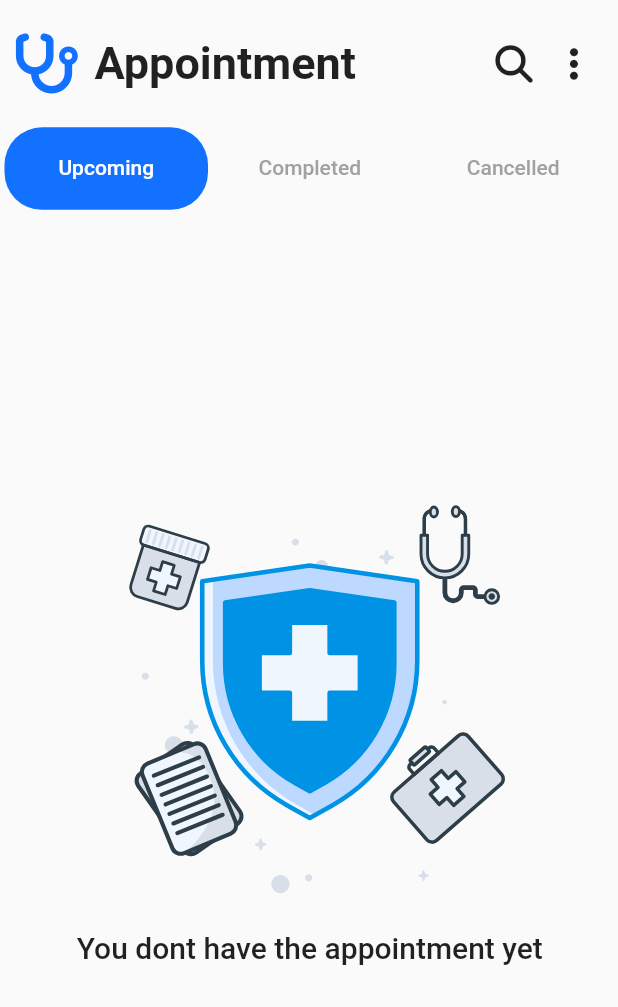
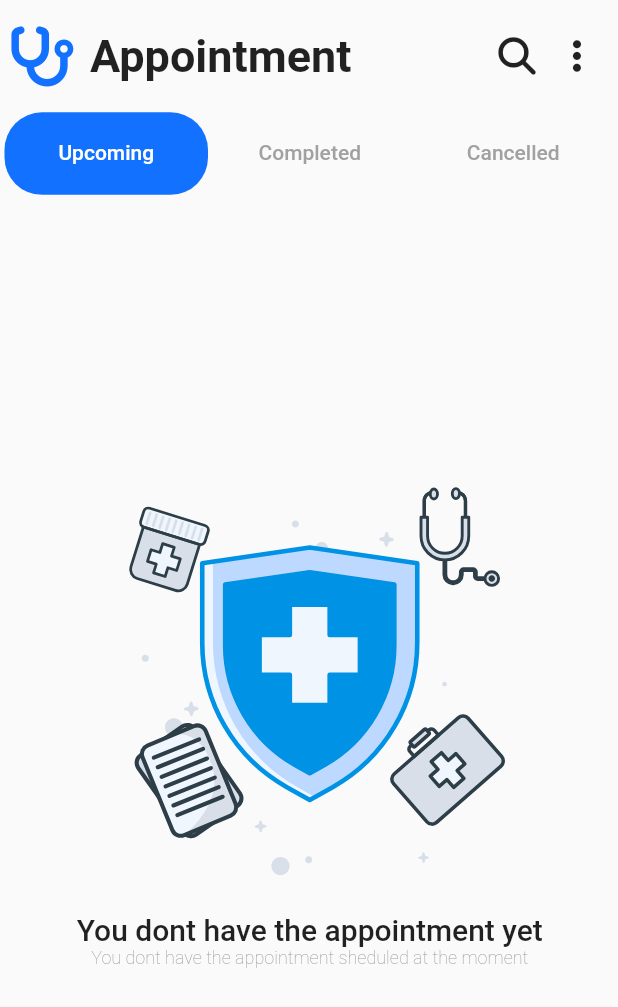
Before and after one commit to sanushcj/Hayaath-24x7, a Flutter app: the AppoinmentPage screen opened directly, on a phone screen of 412 x 824 dp. Shown: the top 1007 px of the screen. Run offline on Flutter 3.47's test engine with Material 2 defaults, Android fonts, the phone set to English and light mode, and no system bars; our stand-ins replace carousel_slider, font_awesome_flutter, get, google_fonts, lottie; network calls fail.

```diff
--- a/lib/view/Widgets/appbar_public.dart
+++ b/lib/view/Widgets/appbar/appbar_public.dart
@@ -1,7 +1,7 @@
 import 'package:flutter/material.dart';
 import 'package:font_awesome_flutter/font_awesome_flutter.dart';
-import '../../core/Colors/mycolors.dart';
-import '../../core/constants/constants.dart';
+import '../../../core/Colors/mycolors.dart';
+import '../../../core/constants/constants.dart';
 
 // ignore: must_be_immutable
 class PublicAppBar extends StatelessWidget {
@@ -14,7 +14,6 @@ class PublicAppBar extends StatelessWidget {
     return Padding(
       padding: const EdgeInsets.all(5.0),
       child: SizedBox(
-        height: MediaQuery.of(context).size.height / 11,
         width: double.infinity,
         child: Row(
           children: <Widget>[
--- a/lib/view/appointment/appointment_page.dart
+++ b/lib/view/appointment/appointment_page.dart
@@ -5,20 +5,25 @@ import 'package:hayaath_24x7/view/appointment/tabs/cancelled.dart';
 import 'package:hayaath_24x7/view/appointment/tabs/completed.dart';
 import 'package:hayaath_24x7/view/appointment/tabs/upcoming.dart';
 
-import '../Widgets/appbar_public.dart';
+import '../Widgets/appbar/appbar_public.dart';
 
 class AppoinmentPage extends StatelessWidget {
   const AppoinmentPage({super.key});
 
   @override
   Widget build(BuildContext context) {
-    return DefaultTabController(
+    return Scaffold(
+      appBar: PreferredSize(
+          preferredSize: Size.fromHeight(
+            MediaQuery.of(context).size.height / 11,
+          ),
+          child: PublicAppBar(title: 'Appointment')),
+      body: DefaultTabController(
         length: 3,
         child: Padding(
             padding: const EdgeInsets.only(left: 3, right: 2),
             child: Column(
               children: <Widget>[
-              PublicAppBar(title: 'Appointment'),
                 Container(
                   height: 55,
                   decoration:
@@ -49,6 +54,7 @@ class AppoinmentPage extends StatelessWidget {
                 ),
               ],
             )),
+      ),
     );
   }
 }
--- a/lib/view/appointment/tabs/upcoming.dart
+++ b/lib/view/appointment/tabs/upcoming.dart
@@ -1,4 +1,5 @@
 import 'package:flutter/material.dart';
+import 'package:hayaath_24x7/core/Colors/mycolors.dart';
 import 'package:lottie/lottie.dart';
 
 
@@ -15,7 +16,9 @@ var _data =null;
         Lottie.asset('lib/assets/animations/noappointment.json',
         fit: BoxFit.cover,height: 300,
         ),
-        Text('You dont have the appointment yet',style: TextStyle(fontWeight: FontWeight.w500,fontSize: 20),)
+        Text('You dont have the appointment yet',style: TextStyle(fontWeight: FontWeight.w500,fontSize: 20),),
+                Text('You dont have the appointment sheduled at the moment',style: TextStyle(fontWeight: FontWeight.w200,fontSize: 12,color: rrGrey),)
+
       ],
     ) : Center(child: Text('data'),);
   }
```
Also changed, not shown: lib/view/articles/articles.dart (+11 -5 lines), lib/view/history/historypage.dart (+12 -8 lines). Lines whose indentation alone changed are shown as unchanged.
